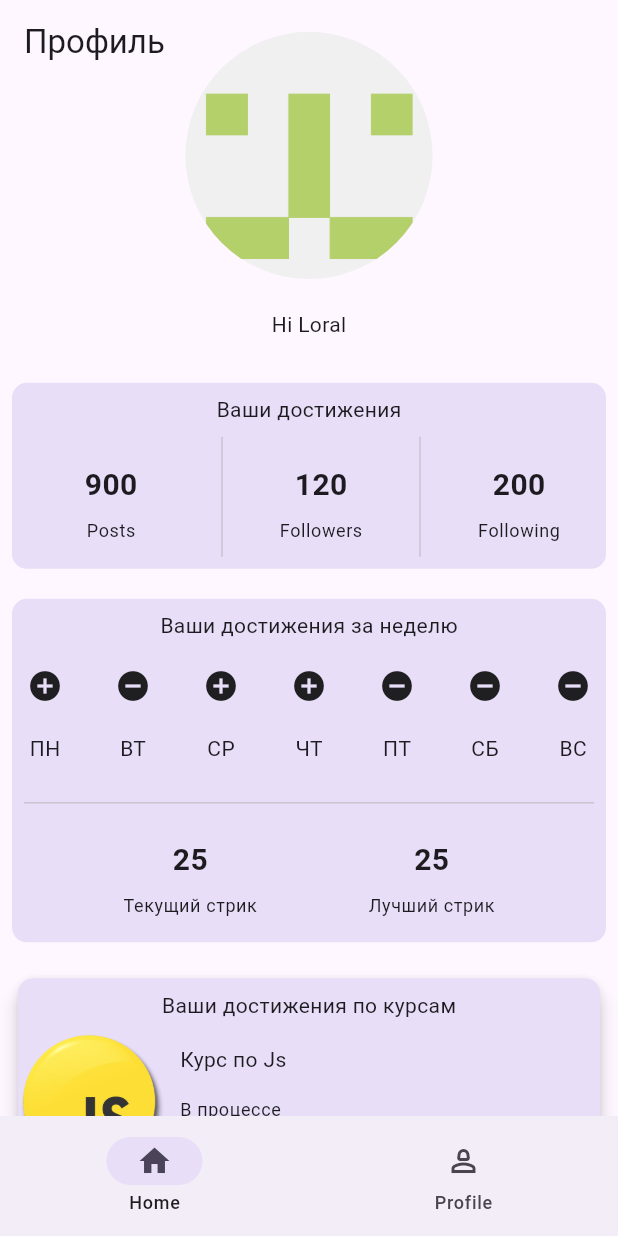
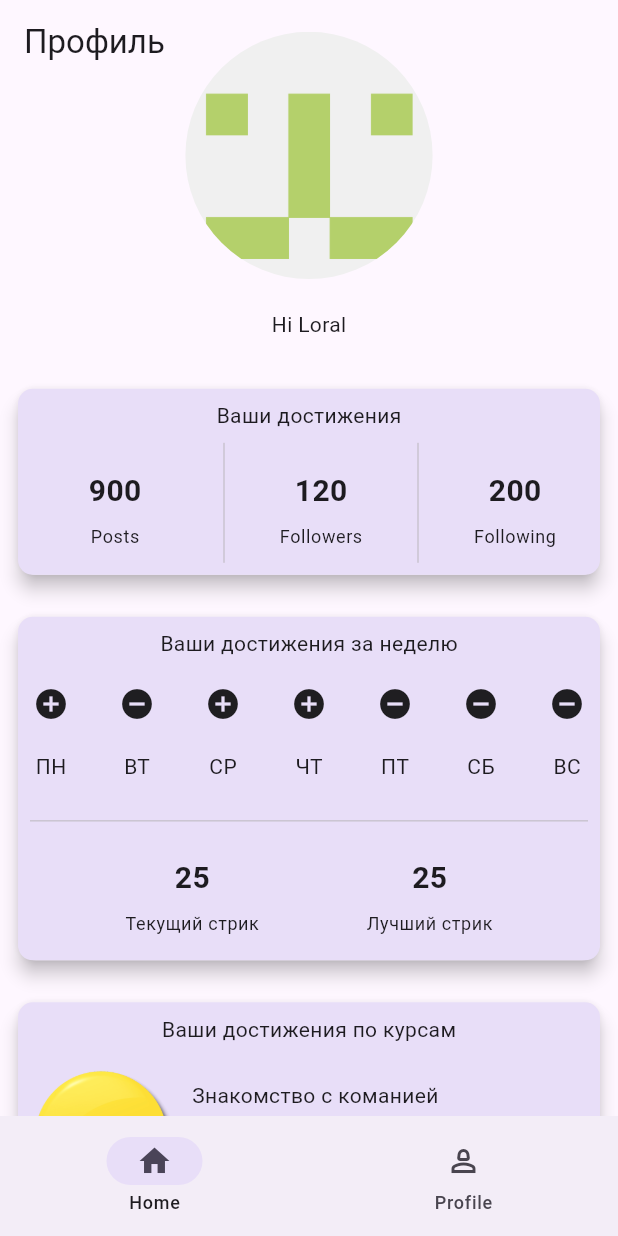
Before and after one commit to Git-GA/ees_tech, a Flutter app: the ProfilePage screen opened by its route, on a phone screen of 412 x 824 dp. Run offline on Flutter 3.47's test engine with Material 2 defaults, Android fonts, the phone set to English and light mode, and no system bars; our stand-ins replace email_validator, flutter_svg, get, go_router, isar; accounts and stored records are empty; generated files the repository leaves out were written again.

Commit message:
some change in profile widget

```diff
--- a/lib/widgets/profile_page/profile_info_stats.dart
+++ b/lib/widgets/profile_page/profile_info_stats.dart
@@ -11,7 +11,9 @@ class ProfileInfoStats extends StatelessWidget {
 
   @override
   Widget build(BuildContext context) {
-    return Container(
+    return Card(
+      elevation: 5,
+      child: Container(
         decoration: BoxDecoration(
           borderRadius: BorderRadius.circular(10),
           color: Theme.of(context).colorScheme.secondaryContainer,
@@ -46,6 +48,7 @@ class ProfileInfoStats extends StatelessWidget {
             ),
           ],
         ),
+      ),
     );
   }
 
--- a/lib/widgets/profile_page/total_progress_stats.dart
+++ b/lib/widgets/profile_page/total_progress_stats.dart
@@ -23,126 +23,15 @@ class TotalProgressStats extends StatelessWidget {
             ),
             Column(
               children: [
-                Row(
-                  crossAxisAlignment: CrossAxisAlignment.start,
-                  children: [
-                    SizedBox(
-                      width: 100,
-                      height: 100,
-                      child: ClipRRect(
-                        borderRadius: BorderRadius.circular(90),
-                        child:
-                            Image.asset("assets/img/default_course_image.png"),
-                      ),
-                    ),
-                    Expanded(
-                      child: Padding(
-                        padding: const EdgeInsets.all(8.0),
-                        child: Column(
-                          crossAxisAlignment: CrossAxisAlignment.start,
-                          mainAxisAlignment: MainAxisAlignment.spaceBetween,
-                          children: [
-                            Text("Курс по Js"),
-                            Padding(
-                              padding: const EdgeInsets.only(top: 16.0),
-                              child: Text(
-                                "В процессе ",
-                                style: Theme.of(context).textTheme.bodySmall,
-                              ),
-                            ),
-                            Padding(
-                              padding: const EdgeInsets.only(top: 16.0),
-                              child: LinearProgressIndicator(
-                                value: 0.3,
-                              ),
-                            ),
-                          ],
-                        ),
-                      ),
-                    )
-                  ],
-                ),
-                Divider(),
-                Row(
-                  crossAxisAlignment: CrossAxisAlignment.start,
-                  children: [
-                    SizedBox(
-                      width: 100,
-                      height: 100,
-                      child: ClipRRect(
-                        borderRadius: BorderRadius.circular(90),
-                        child:
-                            Image.asset("assets/img/default_course_image.png"),
-                      ),
-                    ),
-                    Expanded(
-                      child: Padding(
-                        padding: const EdgeInsets.all(8.0),
-                        child: Column(
-                          crossAxisAlignment: CrossAxisAlignment.start,
-                          mainAxisAlignment: MainAxisAlignment.spaceBetween,
-                          children: [
-                            Text("Курс по Js"),
-                            Padding(
-                              padding: const EdgeInsets.only(top: 16.0),
-                              child: Text(
-                                "В процессе ",
-                                style: Theme.of(context).textTheme.bodySmall,
-                              ),
-                            ),
-                            Padding(
-                              padding: const EdgeInsets.only(top: 16.0),
-                              child: LinearProgressIndicator(
-                                value: 0.3,
-                              ),
-                            ),
-                          ],
-                        ),
-                      ),
-                    )
-                  ],
-                ),
-                Divider(),
-                Row(
-                  crossAxisAlignment: CrossAxisAlignment.start,
-                  children: [
-                    SizedBox(
-                      width: 100,
-                      height: 100,
-                      child: ClipRRect(
-                        borderRadius: BorderRadius.circular(90),
-                        child:
-                            Image.asset("assets/img/default_course_image.png"),
-                      ),
-                    ),
-                    Expanded(
-                      child: Padding(
-                        padding: const EdgeInsets.all(8.0),
-                        child: Column(
-                          crossAxisAlignment: CrossAxisAlignment.start,
-                          mainAxisAlignment: MainAxisAlignment.spaceBetween,
-                          children: [
-                            Text("Курс по Js"),
-                            Padding(
-                              padding: const EdgeInsets.only(top: 16.0),
-                              child: Text(
-                                "В процессе ",
-                                style: Theme.of(context).textTheme.bodySmall,
-                              ),
-                            ),
-                            Padding(
-                              padding: const EdgeInsets.only(top: 16.0),
-                              child: LinearProgressIndicator(
-                                value: 0.3,
-                              ),
-                            ),
-                          ],
-                        ),
-                      ),
-                    )
-                  ],
-                ),
-                Divider(),
+                courseStatsTile(context, "assets/img/default_course_image.png",
+                    "Знакомство с команией", "В процессе", 0.5),
+                const Divider(),
+                courseStatsTile(context, "assets/img/default_course_image.png",
+                    "Техника безопасности", "В процессе", 0.8),
+                const Divider(),
+                courseStatsTile(context, "assets/img/default_course_image.png",
+                    "Корпоративная этика", "В процессе", 0.2),
+                const Divider(),
                 ListTile(
                   shape: RoundedRectangleBorder(
                       borderRadius: BorderRadius.circular(8.0)),
@@ -156,4 +45,49 @@ class TotalProgressStats extends StatelessWidget {
       ),
     );
   }
+
+  Padding courseStatsTile(BuildContext context, String imgSrc,
+      String courseName, String courseStatus, double progressValue) {
+    return Padding(
+      padding: const EdgeInsets.all(8.0),
+      child: Row(
+        crossAxisAlignment: CrossAxisAlignment.start,
+        children: [
+          SizedBox(
+            width: 100,
+            height: 100,
+            child: ClipRRect(
+              borderRadius: BorderRadius.circular(90),
+              child: Image.asset(imgSrc),
+            ),
+          ),
+          Expanded(
+            child: Padding(
+              padding: const EdgeInsets.all(8.0),
+              child: Column(
+                crossAxisAlignment: CrossAxisAlignment.start,
+                mainAxisAlignment: MainAxisAlignment.spaceBetween,
+                children: [
+                  Text(courseName),
+                  Padding(
+                    padding: const EdgeInsets.only(top: 16.0),
+                    child: Text(
+                      courseStatus,
+                      style: Theme.of(context).textTheme.bodySmall,
+                    ),
+                  ),
+                  Padding(
+                    padding: const EdgeInsets.only(top: 16.0),
+                    child: LinearProgressIndicator(
+                      value: progressValue,
+                    ),
+                  ),
+                ],
+              ),
+            ),
+          )
+        ],
+      ),
+    );
+  }
 }
--- a/lib/widgets/profile_page/week_stats.dart
+++ b/lib/widgets/profile_page/week_stats.dart
@@ -5,7 +5,9 @@ class WeekStats extends StatelessWidget {
 
   @override
   Widget build(BuildContext context) {
-    return Container(
+    return Card(
+      elevation: 5,
+      child: Container(
         //height: 150,
         decoration: BoxDecoration(
           borderRadius: BorderRadius.circular(10),
@@ -128,6 +130,7 @@ class WeekStats extends StatelessWidget {
             )
           ],
         ),
+      ),
     );
   }
 }
```
Lines whose indentation alone changed are shown as unchanged.
